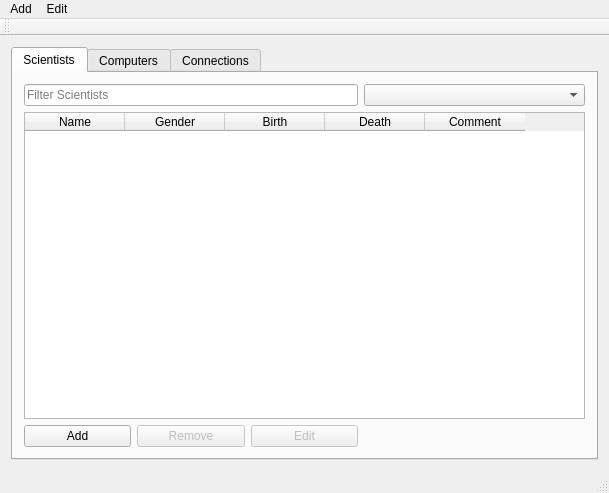
Before: the Qt Designer form mainwindow.ui in ManiSigt/Verklegt-nams, drawn with Qt 5.
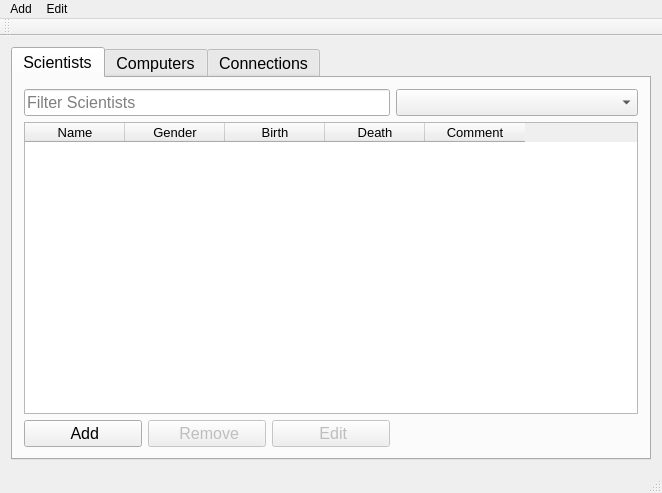
After: the same form once the commit is applied. The open tabs and pages were chosen to show the change. Icons and pictures are not drawn.

Commit message: setti inn myndir á push button í mainwindow.ui

```diff
--- a/mainwindow.ui
+++ b/mainwindow.ui
@@ -6,7 +6,7 @@
    <rect>
     <x>0</x>
     <y>0</y>
-    <width>609</width>
+    <width>662</width>
     <height>493</height>
    </rect>
   </property>
@@ -24,6 +24,11 @@
    <layout class="QVBoxLayout" name="verticalLayout">
     <item>
      <widget class="QTabWidget" name="tabWidget">
+      <property name="font">
+       <font>
+        <pointsize>12</pointsize>
+       </font>
+      </property>
       <property name="currentIndex">
        <number>1</number>
       </property>
@@ -38,7 +43,11 @@
            <bool>false</bool>
           </property>
           <property name="text">
-           <string>Remove</string>
+           <string> Remove</string>
+          </property>
+          <property name="icon">
+           <iconset resource="myresourcefile.qrc">
+            <normaloff>:/icons/icons/remove.png</normaloff>:/icons/icons/remove.png</iconset>
           </property>
          </widget>
         </item>
@@ -52,7 +61,11 @@
         <item row="5" column="0">
          <widget class="QPushButton" name="button_scientist_add">
           <property name="text">
-           <string>Add</string>
+           <string> Add</string>
+          </property>
+          <property name="icon">
+           <iconset resource="myresourcefile.qrc">
+            <normaloff>:/icons/icons/add2.png</normaloff>:/icons/icons/add2.png</iconset>
           </property>
          </widget>
         </item>
@@ -61,6 +74,11 @@
         </item>
         <item row="1" column="0" colspan="5">
          <widget class="QTableWidget" name="table_scientist">
+          <property name="font">
+           <font>
+            <pointsize>10</pointsize>
+           </font>
+          </property>
           <property name="selectionBehavior">
            <enum>QAbstractItemView::SelectRows</enum>
           </property>
@@ -103,7 +121,11 @@
            <bool>false</bool>
           </property>
           <property name="text">
-           <string>Edit</string>
+           <string> Edit</string>
+          </property>
+          <property name="icon">
+           <iconset resource="myresourcefile.qrc">
+            <normaloff>:/icons/icons/edit2.png</normaloff>:/icons/icons/edit2.png</iconset>
           </property>
          </widget>
         </item>
@@ -265,7 +287,7 @@
     <rect>
      <x>0</x>
      <y>0</y>
-     <width>609</width>
+     <width>662</width>
      <height>26</height>
     </rect>
    </property>
```
Left out of the diff: 38 changed lines with no effect on the pictures. The commit also changes 7 other files.
